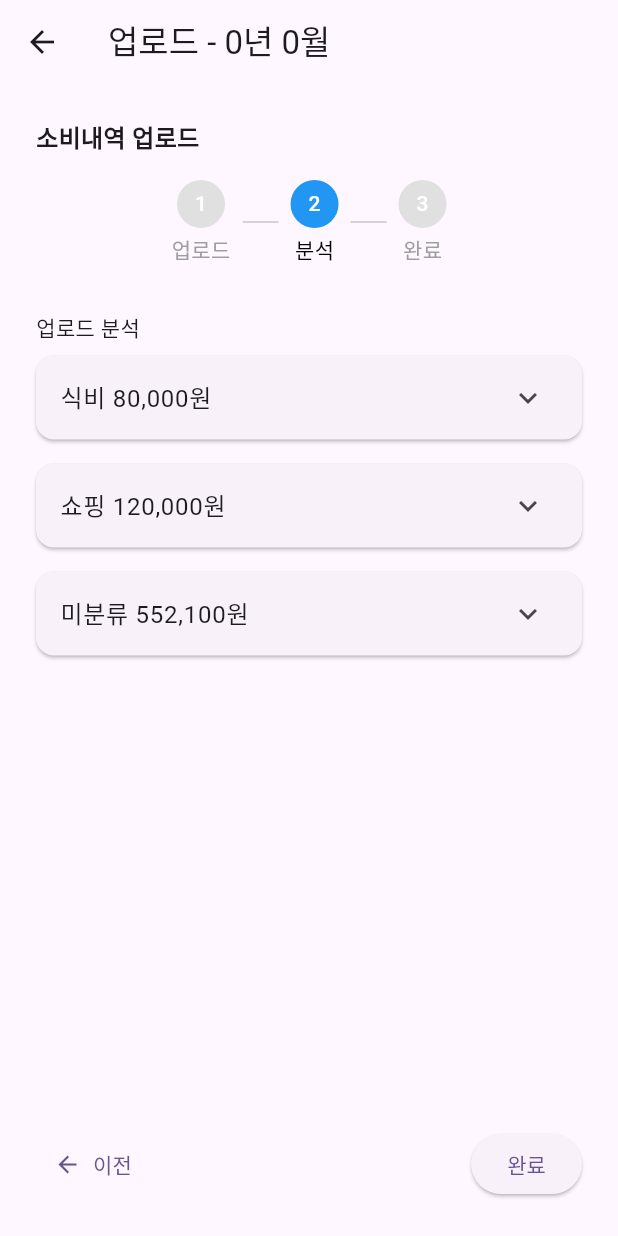
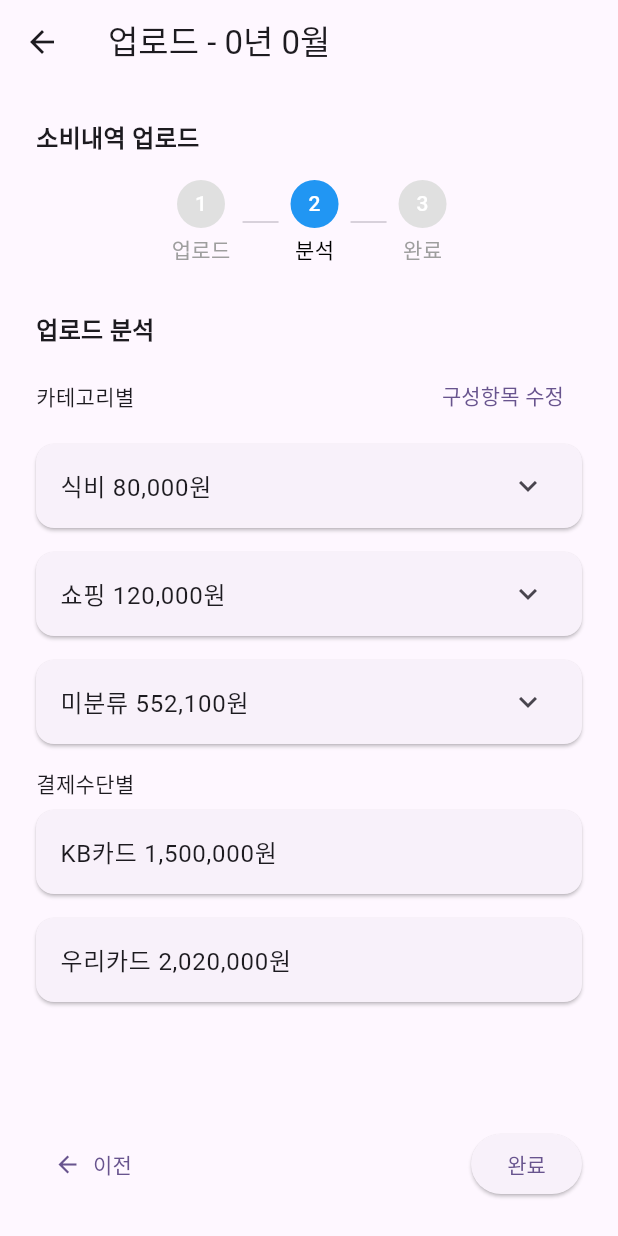
Before and after one commit to jaystar13/spent-box, a Flutter app: the ExpenseUploadPage screen opened directly with empty values, after a tap on "분석", on a phone screen of 412 x 824 dp. Run offline on Flutter 3.47's test engine with Material 3 defaults, Android fonts, the phone set to English and light mode, and no system bars.

Commit message:
feat: 카테고리 구성항목 수정 화면

```diff
--- a/frontend/lib/pages/expense_analysis_page.dart
+++ b/frontend/lib/pages/expense_analysis_page.dart
@@ -45,7 +45,10 @@ class _ExpenseUploadPageState extends State<ExpenseAnalysisPage> {
             ),
             const SizedBox(height: 32),
 
-            Text('업로드 분석'),
+            Text(
+              '업로드 분석',
+              style: TextStyle(fontSize: 16, fontWeight: FontWeight.bold),
+            ),
 
             // 하단 버튼
             Row(
--- a/frontend/lib/pages/expense_upload_page.dart
+++ b/frontend/lib/pages/expense_upload_page.dart
@@ -165,16 +165,59 @@ class _ExpenseUploadPageState extends State<ExpenseUploadPage> {
     return Column(
       crossAxisAlignment: CrossAxisAlignment.start,
       children: [
-        Text('업로드 분석'),
+        Text(
+          '업로드 분석',
+          style: TextStyle(fontSize: 16, fontWeight: FontWeight.bold),
+        ),
+        const SizedBox(height: 8),
+        Row(
+          mainAxisAlignment: MainAxisAlignment.spaceBetween,
+          children: [
+            const Text('카테고리별'),
+            TextButton(
+              onPressed: () {
+                showDialog(
+                  context: context,
+                  builder: (context) => AlertDialog(
+                    title: const Text('구성항목 수정'),
+                    content: Column(
+                      mainAxisAlignment: MainAxisAlignment.start,
+                      children: [
+                        _buildCategoryCard('식비', 80000, ['GS편의점', '스타벅스']),
+                      ],
+                    ),
+                    actions: [
+                      TextButton(
+                        onPressed: () => Navigator.of(context).pop(),
+                        child: const Text('닫기'),
+                      ),
+                    ],
+                  ),
+                );
+              },
+              child: const Text('구성항목 수정'),
+            ),
+          ],
+        ),
         const SizedBox(height: 8),
         _buildCategoryCard('식비', 80000, ['GS편의점', '스타벅스']),
         _buildCategoryCard('쇼핑', 120000, ['현대백화점', '루이비통']),
         _buildCategoryCard('미분류', 552100, ['신라호텔', '백다방']),
+        Text('결제수단별'),
+        const SizedBox(height: 8),
+        _buildCategoryCard('KB카드', 1500000, []),
+        _buildCategoryCard('우리카드', 2020000, []),
       ],
     );
   }
 
   Widget _buildCategoryCard(String title, int amount, List<String> tags) {
+    if (tags.isEmpty) {
+      return Card(
+        margin: EdgeInsets.only(bottom: 16),
+        child: ListTile(title: Text('$title ${_formatCurrency(amount)}')),
+      );
+    }
     return Card(
       margin: const EdgeInsets.only(bottom: 16),
       child: ExpansionTile(
```
